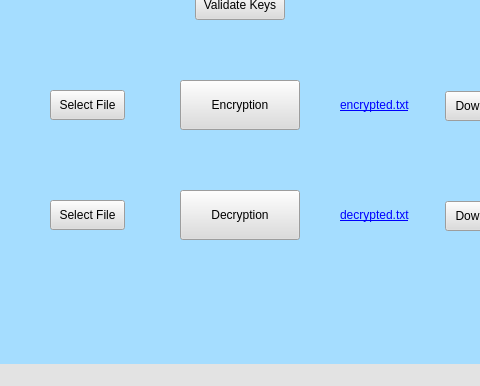
Qt form mainwindow.ui (Sinzunza/Encrypto) before a commit; both pictures show x 115 to 595 and y 190 to 576 of the 795 by 576 pixel window.
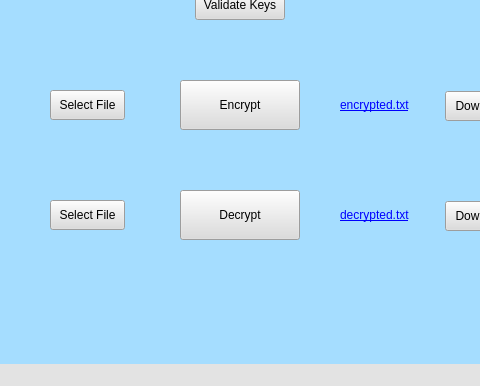
The same form after that commit.

Commit message: Changed button names

```diff
--- a/mainwindow.ui
+++ b/mainwindow.ui
@@ -34,7 +34,7 @@
 background-color: rgb(220, 220, 220);</string>
     </property>
     <property name="text">
-     <string>Encryption</string>
+     <string>Encrypt</string>
     </property>
    </widget>
    <widget class="QPushButton" name="btn_Decrypt">
@@ -51,7 +51,7 @@
 background-color: rgb(220, 220, 220);</string>
     </property>
     <property name="text">
-     <string>Decryption</string>
+     <string>Decrypt</string>
     </property>
    </widget>
    <widget class="QPushButton" name="btn_SelectEncrFile">
```
